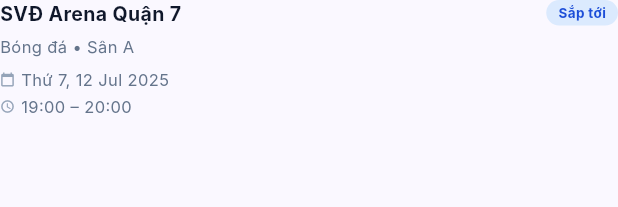
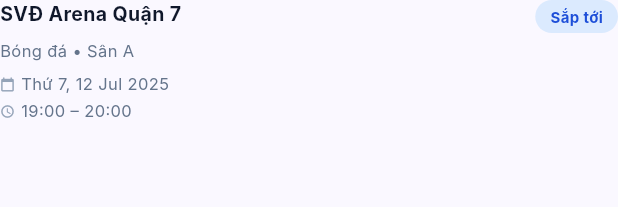
Before and after one commit to kiet493/Sportbook, a Flutter app: the _BookingHistoryCardInfo widget shown alone on an empty page, opened directly with sample values from the repository, on a phone screen of 412 x 824 dp. Shown: the top 207 px of the screen. Run offline on Flutter 3.47's test engine with Material 3 defaults, Android fonts, the phone set to English and light mode, and no system bars; network calls fail; Roboto replaces fonts that are missing (Inter).

Commit message:
commit -m "refactor(booking): chuẩn hoá cấu trúc theo MVVM

```diff
--- a/lib/main.dart
+++ b/lib/main.dart
@@ -10,7 +10,7 @@ import 'screens/profile_screen.dart';
 import 'screens/detail_screen.dart';
 import 'screens/booking_screen.dart';
 import 'screens/success_screen.dart';
-import 'views/booking/booking_history_screen.dart';
+import 'views/booking/booking_history_page.dart';
 import 'views/booking/booking_detail_page.dart';
 
 void main() {
@@ -137,7 +137,7 @@ class _AppControllerState extends State<AppController> {
           );
           break;
         case "history":
-          activeWidget = BookingHistoryScreen(
+          activeWidget = BookingHistoryPage(
             onBack: () => _goScreen("home"),
             onViewDetail: (b) {
               setState(() {
--- a/lib/screens/favorites_screen.dart
+++ b/lib/screens/favorites_screen.dart
@@ -1,5 +1,5 @@
 import 'package:flutter/material.dart';
-import '../widgets/bottom_nav.dart';
+import '../../core/widgets/bottom_nav.dart';
 
 class FavoritesScreen extends StatelessWidget {
   final Function(String) onNav;
--- a/lib/screens/home_screen.dart
+++ b/lib/screens/home_screen.dart
@@ -1,7 +1,7 @@
 import 'dart:async';
 import 'package:flutter/material.dart';
 import '../models/venue.dart';
-import '../widgets/bottom_nav.dart';
+import '../core/widgets/bottom_nav.dart';
 
 class HomeScreen extends StatefulWidget {
   final Function(Venue) onVenueTap;
--- a/lib/screens/profile_screen.dart
+++ b/lib/screens/profile_screen.dart
@@ -1,5 +1,5 @@
 import 'package:flutter/material.dart';
-import '../widgets/bottom_nav.dart';
+import '../core/widgets/bottom_nav.dart';
 
 class ProfileScreen extends StatelessWidget {
   final Function(String) onNav;
--- a/lib/screens/search_screen.dart
+++ b/lib/screens/search_screen.dart
@@ -1,6 +1,6 @@
 import 'package:flutter/material.dart';
 import '../models/venue.dart';
-import '../widgets/bottom_nav.dart';
+import '../core/widgets/bottom_nav.dart';
 
 class SearchScreen extends StatefulWidget {
   final VoidCallback onBack;
--- a/lib/views/booking/booking_history_screen.dart
+++ b/lib/views/booking/booking_history_page.dart
@@ -1,18 +1,18 @@
 import 'package:flutter/material.dart';
 
 import '../../models/venue.dart';
-import '../../widgets/bottom_nav.dart';
+import '../../core/widgets/bottom_nav.dart';
 import 'widgets/booking_history_card.dart';
 import 'widgets/booking_history_empty_state.dart';
 import 'widgets/booking_history_header.dart';
 
-class BookingHistoryScreen extends StatefulWidget {
+class BookingHistoryPage extends StatefulWidget {
   final VoidCallback onBack;
   final ValueChanged<BookingInfo> onViewDetail;
   final ValueChanged<String> onNav;
   final String activeNav;
 
-  const BookingHistoryScreen({
+  const BookingHistoryPage({
     super.key,
     required this.onBack,
     required this.onViewDetail,
@@ -21,10 +21,10 @@ class BookingHistoryScreen extends StatefulWidget {
   });
 
   @override
-  State<BookingHistoryScreen> createState() => _BookingHistoryScreenState();
+  State<BookingHistoryPage> createState() => _BookingHistoryPageState();
 }
 
-class _BookingHistoryScreenState extends State<BookingHistoryScreen> {
+class _BookingHistoryPageState extends State<BookingHistoryPage> {
   String _activeTab = "upcoming";
   String _searchQuery = "";
   final _searchController = TextEditingController();
--- a/lib/views/booking/widgets/booking_history_card.dart
+++ b/lib/views/booking/widgets/booking_history_card.dart
@@ -1,7 +1,7 @@
 import 'package:flutter/material.dart';
 
+import '../../../core/widgets/status_badge.dart';
 import '../../../models/venue.dart';
-import 'booking_status_badge.dart';
 
 class BookingHistoryCard extends StatelessWidget {
   final BookingInfo booking;
@@ -112,7 +112,7 @@ class _BookingHistoryCardInfo extends StatelessWidget {
                 ),
               ),
             ),
-            BookingStatusBadge(status: booking.status),
+            StatusBadge(status: booking.status),
           ],
         ),
         const SizedBox(height: 4),
--- a/lib/views/booking/widgets/booking_status_badge.dart
+++ /dev/null
@@ -1,76 +0,0 @@
-import 'package:flutter/material.dart';
-
-class BookingStatusBadge extends StatelessWidget {
-  final String status;
-  final EdgeInsets padding;
-  final double fontSize;
-
-  const BookingStatusBadge({
-    super.key,
-    required this.status,
-    this.padding = const EdgeInsets.symmetric(horizontal: 8, vertical: 2),
-    this.fontSize = 9,
-  });
-
-  @override
-  Widget build(BuildContext context) {
-    final style = _statusStyle(status);
-
-    return Container(
-      padding: padding,
-      decoration: BoxDecoration(
-        color: style.backgroundColor,
-        borderRadius: BorderRadius.circular(20),
-      ),
-      child: Text(
-        style.label,
-        style: TextStyle(
-          color: style.textColor,
-          fontSize: fontSize,
-          fontWeight: FontWeight.bold,
-        ),
-      ),
-    );
-  }
-}
-
-_BookingStatusStyle _statusStyle(String status) {
-  switch (status) {
-    case "upcoming":
-      return const _BookingStatusStyle(
-        label: "Sắp tới",
-        backgroundColor: Color(0xFFDBEAFE),
-        textColor: Color(0xFF1D4ED8),
-      );
-    case "completed":
-      return const _BookingStatusStyle(
-        label: "Hoàn thành",
-        backgroundColor: Color(0xFFDCFCE7),
-        textColor: Color(0xFF15803D),
-      );
-    case "cancelled":
-      return const _BookingStatusStyle(
-        label: "Đã hủy",
-        backgroundColor: Color(0xFFFEE2E2),
-        textColor: Color(0xFFB91C1C),
-      );
-    default:
-      return const _BookingStatusStyle(
-        label: "Sắp tới",
-        backgroundColor: Color(0xFFDBEAFE),
-        textColor: Color(0xFF1D4ED8),
-      );
-  }
-}
-
-class _BookingStatusStyle {
-  final String label;
-  final Color backgroundColor;
-  final Color textColor;
-
-  const _BookingStatusStyle({
-    required this.label,
-    required this.backgroundColor,
-    required this.textColor,
-  });
-}
```
Also changed, not shown: lib/core/widgets/bottom_nav.dart (renamed from lib/widgets/bottom_nav.dart), 1 other file.
